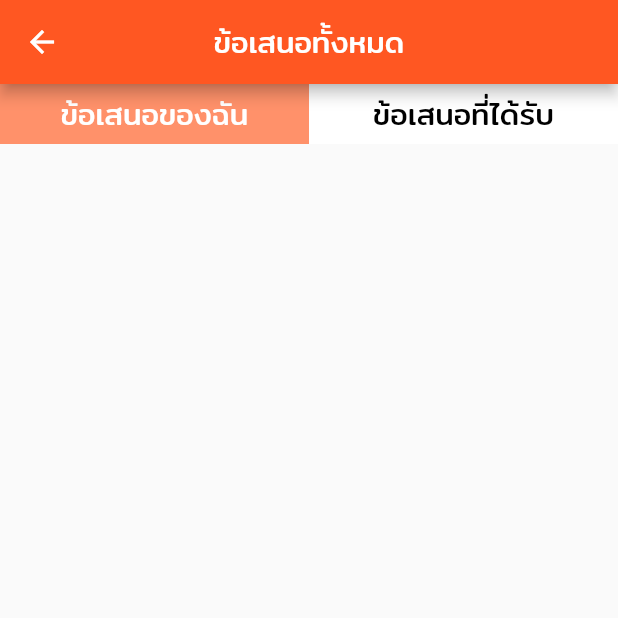
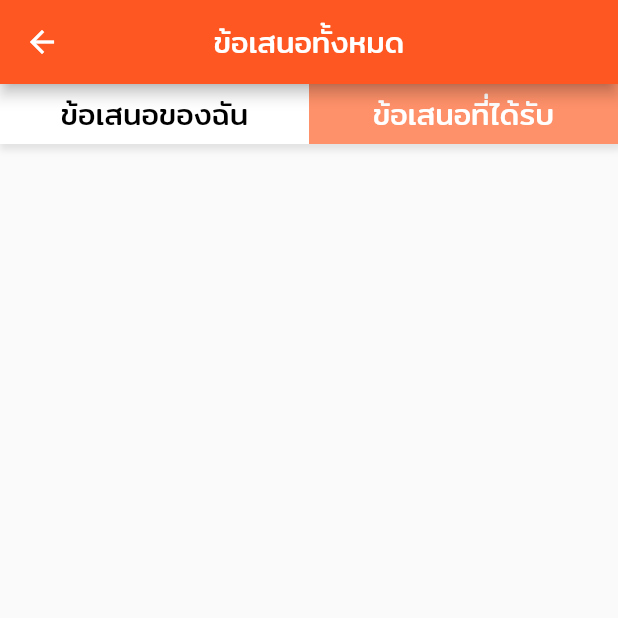
Before and after one commit to KitisakChalongjan/Exshange, a Flutter app: the MyDealScreen screen opened by its route, on a phone screen of 412 x 824 dp, the top half of it. Run offline on Flutter 3.47's test engine with Material 2 defaults, Android fonts, the phone set to English and light mode, and no system bars; our stand-ins replace cloud_firestore, firebase_auth, firebase_core, firebase_storage, geolocator, image_picker; accounts and stored records are empty.

Commit message:
backend for edit address screen

```diff
--- a/lib/models/user.dart
+++ b/lib/models/user.dart
@@ -29,7 +29,7 @@ class UserModel {
 
   set phone(value) => this._phone = value;
 
-  get addresses => this._addresses;
+  List<Map<String, dynamic>> get addresses => this._addresses;
 
   set addresses(value) => this._addresses = value;
 
@@ -78,7 +78,9 @@ class UserModel {
   ) {
     List<Map<String, dynamic>> addresses = [];
     for (var element in dataAddress) {
-      addresses.add(element.data());
+      var addressData = element.data();
+      addressData.addEntries(<String, dynamic>{'addressId': element.id}.entries);
+      addresses.add(addressData);
     }
     return UserModel(
         uid,
--- a/lib/providers/user_data.dart
+++ b/lib/providers/user_data.dart
@@ -47,6 +47,7 @@ class UserData with ChangeNotifier {
 
     print('UserId(${_userModel!.userId})');
     print('Fetch User\'s Data Successful!');
+    notifyListeners();
     return 'done';
   }
 
--- a/lib/screens/home/item_detail_screen.dart
+++ b/lib/screens/home/item_detail_screen.dart
@@ -201,8 +201,8 @@ class _ItemDetailScreenState extends State<ItemDetailScreen> {
                 ? OfferScreen().routeName
                 : DonateScreen().routeName,
             arguments: ItemArgs(
-              args.itemId,
-              args.index,
+              itemId: args.itemId,
+              index: args.index,
             ),
           );
         }),
--- a/lib/screens/profile/my_deal_screen.dart
+++ b/lib/screens/profile/my_deal_screen.dart
@@ -51,7 +51,17 @@ class _MyDealScreenState extends State<MyDealScreen> {
           } else {
             return Column(
               children: [
-                SizedBox(
+                Container(
+                  decoration: BoxDecoration(
+                    boxShadow: [
+                      BoxShadow(
+                        color: Colors.grey.withOpacity(0.25),
+                        spreadRadius: 1,
+                        blurRadius: 3,
+                        offset: Offset(1, 3),
+                      )
+                    ],
+                  ),
                   height: 40,
                   width: double.infinity,
                   child: Row(children: [
@@ -71,15 +81,15 @@ class _MyDealScreenState extends State<MyDealScreen> {
                           height: double.infinity,
                           decoration: BoxDecoration(
                             color: offerTab == true
-                                ? Theme.of(context).primaryColorLight
-                                : Colors.white,
+                                ? Colors.white
+                                : Theme.of(context).primaryColorLight,
                           ),
                           child: Center(
                             child: Text(
                               'ข้อเสนอของฉัน',
                               style: offerTab == true
-                                  ? Theme.of(context).textTheme.bodyText2
-                                  : Theme.of(context).textTheme.bodyText1,
+                                  ? Theme.of(context).textTheme.bodyText1
+                                  : Theme.of(context).textTheme.bodyText2,
                             ),
                           ),
                         ),
@@ -101,21 +111,24 @@ class _MyDealScreenState extends State<MyDealScreen> {
                           height: double.infinity,
                           decoration: BoxDecoration(
                             color: offerTab == true
-                                ? Colors.white
-                                : Theme.of(context).primaryColorLight,
+                                ? Theme.of(context).primaryColorLight
+                                : Colors.white,
                           ),
                           child: Center(
                             child: Text(
                               'ข้อเสนอที่ได้รับ',
                               style: offerTab == true
-                                  ? Theme.of(context).textTheme.bodyText1
-                                  : Theme.of(context).textTheme.bodyText2,
+                                  ? Theme.of(context).textTheme.bodyText2
+                                  : Theme.of(context).textTheme.bodyText1,
                             ),
                           ),
                         ),
                       ),
                     ),
                   ]),
+                ),
+                SizedBox(
+                  height: 20,
                 ),
                 Expanded(
                   child: ListView.builder(
```
Also changed, not shown: lib/screens/home/item_overview_screen.dart (+6 -6 lines), lib/screens/profile/edit_address_screen.dart (+19 -4 lines), lib/screens/profile/my_address_screen.dart (+39 -5 lines), pubspec.lock.
